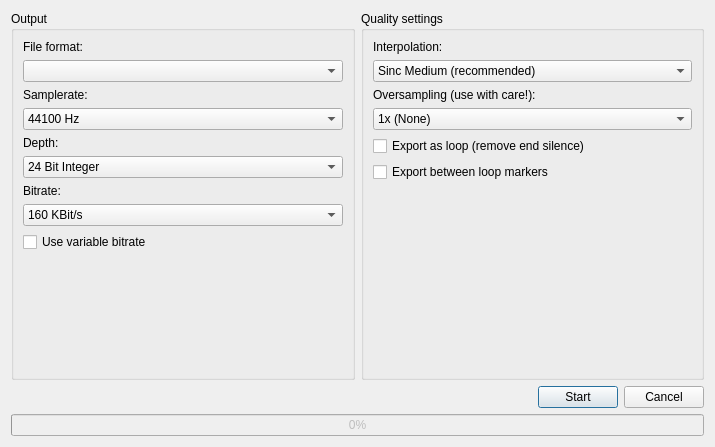
The window that src/gui/dialogs/export_project.ui (LMMS/lmms) describes before a commit, drawn with Qt 5.
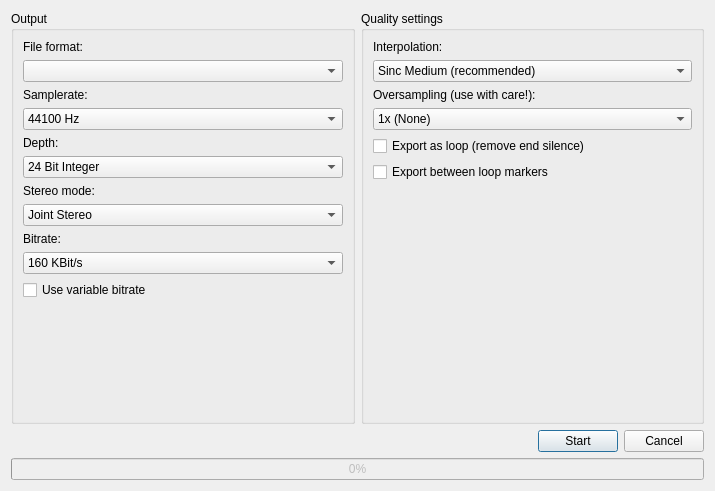
The same window after the commit.

Commit message:
Add the possibility to select the stereo mode for MP3 export
Enable the user to switch between stereo, joint stereo and mono mode.

```diff
--- a/src/gui/dialogs/export_project.ui
+++ b/src/gui/dialogs/export_project.ui
@@ -7,7 +7,7 @@
     <x>0</x>
     <y>0</y>
     <width>715</width>
-    <height>447</height>
+    <height>491</height>
    </rect>
   </property>
   <property name="minimumSize">
@@ -133,6 +133,44 @@
           </layout>
          </widget>
         </item>
+        <item>
+         <widget class="QWidget" name="stereoModeWidget" native="true">
+          <layout class="QVBoxLayout" name="verticalLayout_4">
+           <property name="margin">
+            <number>0</number>
+           </property>
+           <item>
+            <widget class="QLabel" name="labelStereoMode_3">
+             <property name="text">
+              <string>Stereo mode:</string>
+             </property>
+            </widget>
+           </item>
+           <item>
+            <widget class="QComboBox" name="stereoModeComboBox">
+             <property name="currentIndex">
+              <number>1</number>
+             </property>
+             <item>
+              <property name="text">
+               <string>Stereo</string>
+              </property>
+             </item>
+             <item>
+              <property name="text">
+               <string>Joint Stereo</string>
+              </property>
+             </item>
+             <item>
+              <property name="text">
+               <string>Mono</string>
+              </property>
+             </item>
+            </widget>
+           </item>
+          </layout>
+         </widget>
+        </item>
         <item>
          <widget class="QWidget" name="bitrateWidget" native="true">
           <layout class="QVBoxLayout">
```
The commit also changes 3 other files.
